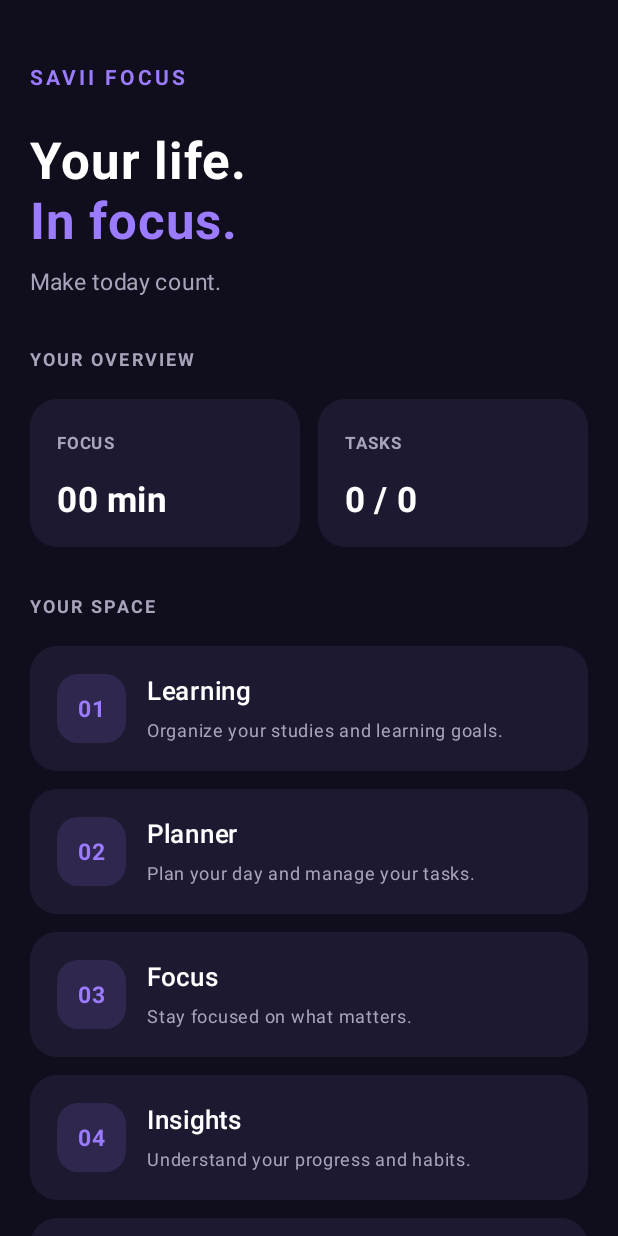
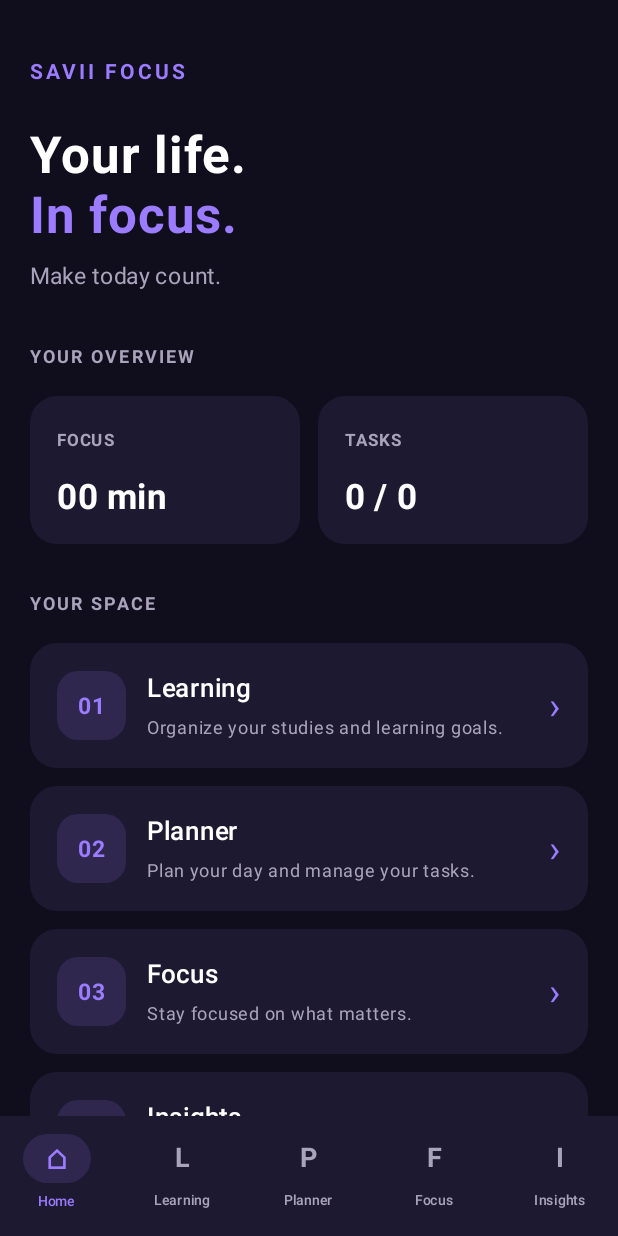
Before and after one commit to savinduhimesh5-del/SAVII-FOCUS-ANDROID, an Android app built with Jetpack Compose: the screen it shows after launch (MainActivity), on a phone screen of 412 x 824 dp. Run offline under Robolectric (Android 15) with nearby library versions, the phone set to English and light mode, and no system bars.

Commit message:
Update MainActivity.kt

```diff
--- a/app/src/main/java/com/savii/focus/MainActivity.kt
+++ b/app/src/main/java/com/savii/focus/MainActivity.kt
@@ -5,12 +5,14 @@ import android.os.Bundle
 import androidx.activity.ComponentActivity
 import androidx.activity.compose.setContent
 import androidx.compose.foundation.background
+import androidx.compose.foundation.clickable
 import androidx.compose.foundation.layout.*
 import androidx.compose.foundation.rememberScrollState
 import androidx.compose.foundation.shape.RoundedCornerShape
 import androidx.compose.foundation.verticalScroll
 import androidx.compose.material3.*
-import androidx.compose.runtime.Composable
+import androidx.compose.runtime.*
+import androidx.compose.runtime.saveable.rememberSaveable
 import androidx.compose.ui.Alignment
 import androidx.compose.ui.Modifier
 import androidx.compose.ui.graphics.Color
@@ -22,7 +24,16 @@ private val Background = Color(0xFF100D1C)
 private val CardColor = Color(0xFF1D1930)
 private val Purple = Color(0xFF9B7BFF)
 private val Muted = Color(0xFFAAA3BC)
-private val White = Color(0xFFFFFFFF)
+private val White = Color.White
+
+private enum class AppScreen(val title: String) {
+    HOME("Home"),
+    LEARNING("Learning"),
+    PLANNER("Planner"),
+    FOCUS("Focus"),
+    INSIGHTS("Insights"),
+    AI("AI Assistant")
+}
 
 class MainActivity : ComponentActivity() {
     override fun onCreate(savedInstanceState: Bundle?) {
@@ -30,17 +41,113 @@ class MainActivity : ComponentActivity() {
 
         setContent {
             MaterialTheme {
-                DashboardScreen()
+                SaviiFocusApp()
             }
         }
     }
 }
 
 @Composable
-fun DashboardScreen() {
-    Surface(
-        modifier = Modifier.fillMaxSize(),
-        color = Background
+private fun SaviiFocusApp() {
+    var currentScreen by rememberSaveable {
+        mutableStateOf(AppScreen.HOME)
+    }
+
+    Scaffold(
+        containerColor = Background,
+        bottomBar = {
+            NavigationBar(
+                containerColor = CardColor,
+                contentColor = White
+            ) {
+                val items = listOf(
+                    AppScreen.HOME,
+                    AppScreen.LEARNING,
+                    AppScreen.PLANNER,
+                    AppScreen.FOCUS,
+                    AppScreen.INSIGHTS
+                )
+
+                items.forEach { screen ->
+                    NavigationBarItem(
+                        selected = currentScreen == screen,
+                        onClick = { currentScreen = screen },
+                        icon = {
+                            Text(
+                                text = when (screen) {
+                                    AppScreen.HOME -> "⌂"
+                                    AppScreen.LEARNING -> "L"
+                                    AppScreen.PLANNER -> "P"
+                                    AppScreen.FOCUS -> "F"
+                                    AppScreen.INSIGHTS -> "I"
+                                    else -> "•"
+                                },
+                                fontSize = 18.sp,
+                                fontWeight = FontWeight.Bold
+                            )
+                        },
+                        label = {
+                            Text(screen.title, fontSize = 9.sp)
+                        },
+                        colors = NavigationBarItemDefaults.colors(
+                            selectedIconColor = Purple,
+                            selectedTextColor = Purple,
+                            indicatorColor = Purple.copy(alpha = 0.15f),
+                            unselectedIconColor = Muted,
+                            unselectedTextColor = Muted
+                        )
+                    )
+                }
+            }
+        }
+    ) { padding ->
+        Box(
+            modifier = Modifier
+                .fillMaxSize()
+                .padding(padding)
+        ) {
+            when (currentScreen) {
+                AppScreen.HOME -> HomeScreen(
+                    onNavigate = { currentScreen = it }
+                )
+
+                AppScreen.LEARNING -> FeatureScreen(
+                    title = "Learning",
+                    subtitle = "Your personal learning space.",
+                    description = "Organize your subjects, lessons and learning goals."
+                )
+
+                AppScreen.PLANNER -> FeatureScreen(
+                    title = "Planner",
+                    subtitle = "Plan your day.",
+                    description = "Organize your tasks and manage your daily plans."
+                )
+
+                AppScreen.FOCUS -> FeatureScreen(
+                    title = "Focus",
+                    subtitle = "Make every minute count.",
+                    description = "Your focus timer and study sessions will be built here."
+                )
+
+                AppScreen.INSIGHTS -> FeatureScreen(
+                    title = "Insights",
+                    subtitle = "Track your progress.",
+                    description = "Understand your productivity and learning progress."
+                )
+
+                AppScreen.AI -> FeatureScreen(
+                    title = "AI Assistant",
+                    subtitle = "Your intelligent assistant.",
+                    description = "Your AI productivity assistant will be developed here."
+                )
+            }
+        }
+    }
+}
+
+@Composable
+private fun HomeScreen(
+    onNavigate: (AppScreen) -> Unit
 ) {
     Column(
         modifier = Modifier
@@ -48,7 +155,7 @@ fun DashboardScreen() {
             .verticalScroll(rememberScrollState())
             .padding(20.dp)
     ) {
-            Spacer(modifier = Modifier.height(20.dp))
+        Spacer(modifier = Modifier.height(16.dp))
 
         Text(
             text = "SAVII FOCUS",
@@ -82,7 +189,7 @@ fun DashboardScreen() {
             fontSize = 15.sp
         )
 
-            Spacer(modifier = Modifier.height(28.dp))
+        Spacer(modifier = Modifier.height(30.dp))
 
         SectionTitle("YOUR OVERVIEW")
 
@@ -110,45 +217,39 @@ fun DashboardScreen() {
         FeatureCard(
             title = "Learning",
             description = "Organize your studies and learning goals.",
-                symbol = "01"
+            symbol = "01",
+            onClick = { onNavigate(AppScreen.LEARNING) }
         )
 
         FeatureCard(
             title = "Planner",
             description = "Plan your day and manage your tasks.",
-                symbol = "02"
+            symbol = "02",
+            onClick = { onNavigate(AppScreen.PLANNER) }
         )
 
         FeatureCard(
             title = "Focus",
             description = "Stay focused on what matters.",
-                symbol = "03"
+            symbol = "03",
+            onClick = { onNavigate(AppScreen.FOCUS) }
         )
 
         FeatureCard(
             title = "Insights",
             description = "Understand your progress and habits.",
-                symbol = "04"
+            symbol = "04",
+            onClick = { onNavigate(AppScreen.INSIGHTS) }
         )
 
         FeatureCard(
             title = "AI Assistant",
             description = "Your intelligent productivity companion.",
-                symbol = "05"
+            symbol = "05",
+            onClick = { onNavigate(AppScreen.AI) }
         )
 
-            Spacer(modifier = Modifier.height(28.dp))
-
-            Text(
-                text = "SAVII FOCUS",
-                color = Purple,
-                fontSize = 13.sp,
-                fontWeight = FontWeight.Bold,
-                letterSpacing = 2.sp,
-                modifier = Modifier.align(Alignment.CenterHorizontally)
-            )
-
-            Spacer(modifier = Modifier.height(8.dp))
+        Spacer(modifier = Modifier.height(24.dp))
 
         Text(
             text = "Your life. In focus.",
@@ -157,13 +258,88 @@ fun DashboardScreen() {
             modifier = Modifier.align(Alignment.CenterHorizontally)
         )
 
-            Spacer(modifier = Modifier.height(24.dp))
-        }
+        Spacer(modifier = Modifier.height(16.dp))
     }
 }
 
 @Composable
-fun SectionTitle(title: String) {
+private fun FeatureScreen(
+    title: String,
+    subtitle: String,
+    description: String
+) {
+    Column(
+        modifier = Modifier
+            .fillMaxSize()
+            .verticalScroll(rememberScrollState())
+            .padding(24.dp)
+    ) {
+        Spacer(modifier = Modifier.height(24.dp))
+
+        Text(
+            text = "SAVII FOCUS",
+            color = Purple,
+            fontSize = 13.sp,
+            fontWeight = FontWeight.Bold,
+            letterSpacing = 2.sp
+        )
+
+        Spacer(modifier = Modifier.height(36.dp))
+
+        Text(
+            text = title,
+            color = White,
+            fontSize = 32.sp,
+            fontWeight = FontWeight.Bold
+        )
+
+        Spacer(modifier = Modifier.height(10.dp))
+
+        Text(
+            text = subtitle,
+            color = Purple,
+            fontSize = 17.sp
+        )
+
+        Spacer(modifier = Modifier.height(28.dp))
+
+        Column(
+            modifier = Modifier
+                .fillMaxWidth()
+                .background(CardColor, RoundedCornerShape(20.dp))
+                .padding(20.dp)
+        ) {
+            Text(
+                text = "COMING NEXT",
+                color = Purple,
+                fontSize = 11.sp,
+                fontWeight = FontWeight.Bold,
+                letterSpacing = 1.5.sp
+            )
+
+            Spacer(modifier = Modifier.height(14.dp))
+
+            Text(
+                text = description,
+                color = Muted,
+                fontSize = 15.sp,
+                lineHeight = 23.sp
+            )
+        }
+
+        Spacer(modifier = Modifier.height(20.dp))
+
+        Text(
+            text = "This section is part of the SAVII FOCUS development plan.",
+            color = Muted,
+            fontSize = 12.sp,
+            lineHeight = 19.sp
+        )
+    }
+}
+
+@Composable
+private fun SectionTitle(title: String) {
     Text(
         text = title,
         color = Muted,
@@ -176,7 +352,7 @@ fun SectionTitle(title: String) {
 }
 
 @Composable
-fun OverviewCard(
+private fun OverviewCard(
     title: String,
     value: String,
     modifier: Modifier = Modifier
@@ -206,23 +382,28 @@ fun OverviewCard(
 }
 
 @Composable
-fun FeatureCard(
+private fun FeatureCard(
     title: String,
     description: String,
-    symbol: String
+    symbol: String,
+    onClick: () -> Unit
 ) {
     Row(
         modifier = Modifier
             .fillMaxWidth()
             .padding(bottom = 12.dp)
             .background(CardColor, RoundedCornerShape(18.dp))
+            .clickable(onClick = onClick)
             .padding(18.dp),
         verticalAlignment = Alignment.CenterVertically
     ) {
         Box(
             modifier = Modifier
                 .size(46.dp)
-                .background(Purple.copy(alpha = 0.15f), RoundedCornerShape(14.dp)),
+                .background(
+                    Purple.copy(alpha = 0.15f),
+                    RoundedCornerShape(14.dp)
+                ),
             contentAlignment = Alignment.Center
         ) {
             Text(
@@ -252,5 +433,11 @@ fun FeatureCard(
                 lineHeight = 18.sp
             )
         }
+
+        Text(
+            text = "›",
+            color = Purple,
+            fontSize = 25.sp
+        )
     }
 }
```
Lines whose indentation alone changed are shown as unchanged.
